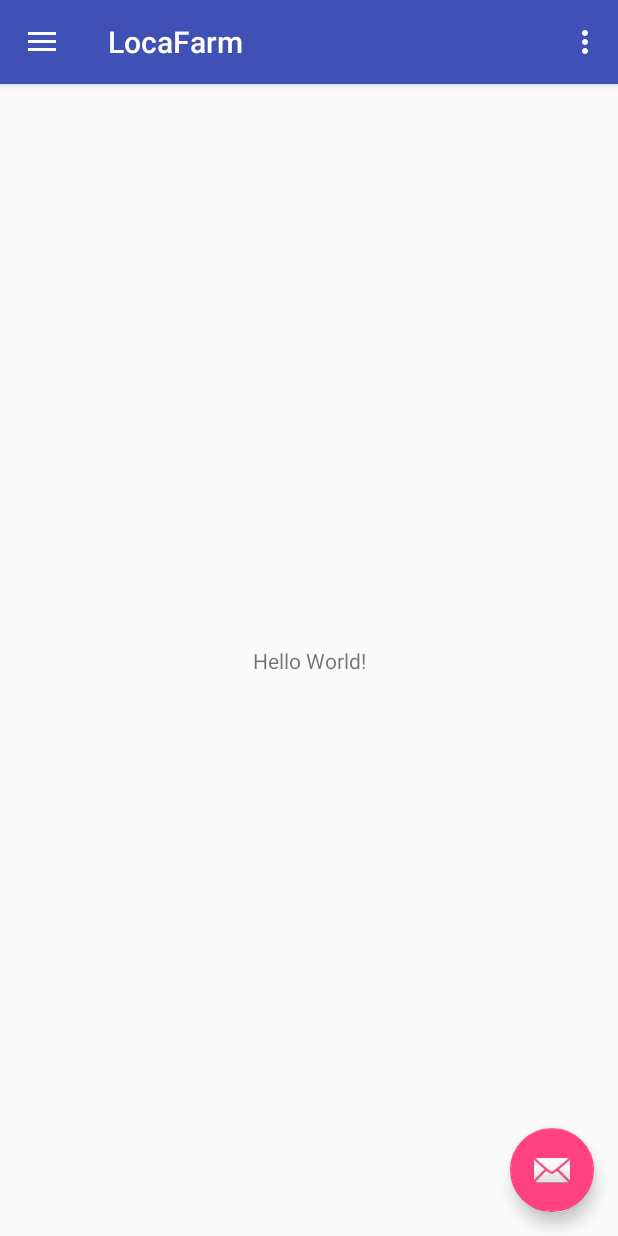
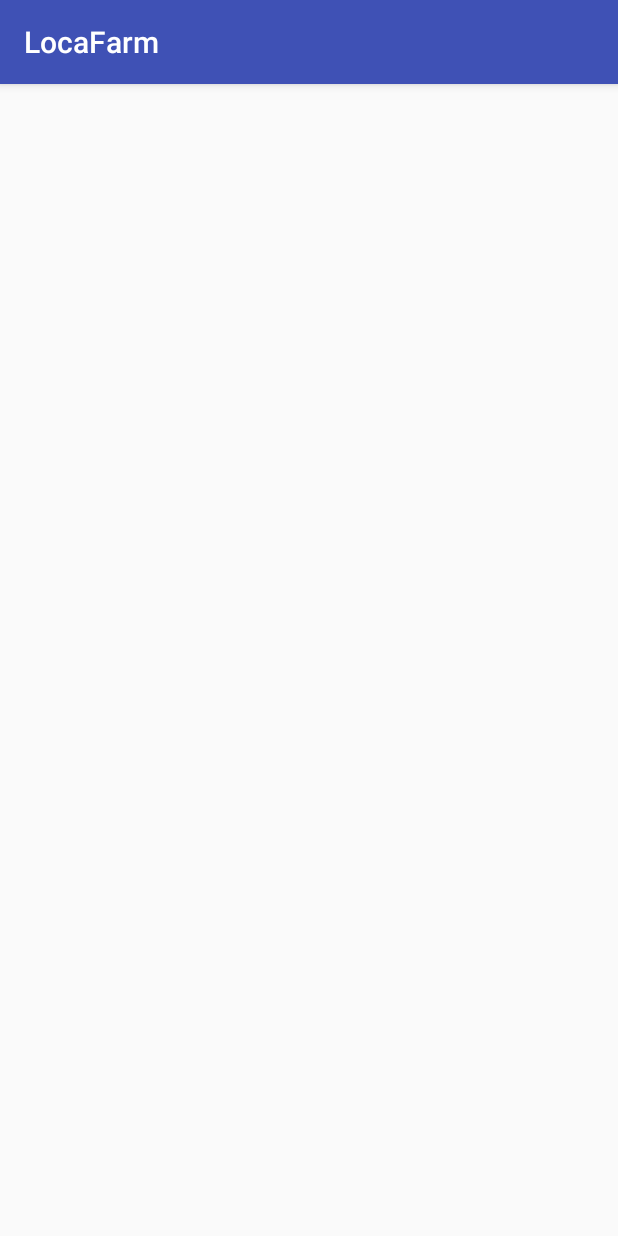
Before and after one commit to locavoreplatine/LocaFarm, an Android app: the screen it shows after launch (MainActivity), on a phone screen of 412 x 824 dp. Run offline under Robolectric (Android 15) with nearby library versions, the phone set to English and light mode, and no system bars.

```diff
--- a/app/src/main/java/locavoreplatine/locafarm/MainActivity.kt
+++ b/app/src/main/java/locavoreplatine/locafarm/MainActivity.kt
@@ -1,84 +1,16 @@
 package locavoreplatine.locafarm
 
 import android.os.Bundle
-import android.support.design.widget.Snackbar
-import android.support.design.widget.NavigationView
-import android.support.v4.view.GravityCompat
-import android.support.v7.app.ActionBarDrawerToggle
 import android.support.v7.app.AppCompatActivity
-import android.view.Menu
-import android.view.MenuItem
 import kotlinx.android.synthetic.main.activity_main.*
-import kotlinx.android.synthetic.main.activity_main_app_bar.*
 
-class MainActivity : AppCompatActivity(), NavigationView.OnNavigationItemSelectedListener {
+
+
+class MainActivity : AppCompatActivity() {
 
     override fun onCreate(savedInstanceState: Bundle?) {
         super.onCreate(savedInstanceState)
         setContentView(R.layout.activity_main)
         setSupportActionBar(toolbar)
-
-        //TODO : Replace with your own action
-        fab.setOnClickListener { view ->
-            Snackbar.make(view, "Replace with your own action", Snackbar.LENGTH_LONG)
-                    .setAction("Action", null).show()
-        }
-        val toggle = ActionBarDrawerToggle(
-                this, drawer_layout, toolbar, R.string.navigation_drawer_open, R.string.navigation_drawer_close)
-        drawer_layout.addDrawerListener(toggle)
-        toggle.syncState()
-
-        nav_view.setNavigationItemSelectedListener(this)
-    }
-
-    override fun onBackPressed() {
-        if (drawer_layout.isDrawerOpen(GravityCompat.START)) {
-            drawer_layout.closeDrawer(GravityCompat.START)
-        } else {
-            super.onBackPressed()
-        }
-    }
-
-    override fun onCreateOptionsMenu(menu: Menu): Boolean {
-        // Inflate the menu; this adds items to the action bar if it is present.
-        menuInflater.inflate(R.menu.main, menu)
-        return true
-    }
-
-    override fun onOptionsItemSelected(item: MenuItem): Boolean {
-        // Handle action bar item clicks here. The action bar will
-        // automatically handle clicks on the Home/Up button, so long
-        // as you specify a parent activity in AndroidManifest.xml.
-        when (item.itemId) {
-            R.id.action_settings -> return true
-            else -> return super.onOptionsItemSelected(item)
-        }
-    }
-
-    override fun onNavigationItemSelected(item: MenuItem): Boolean {
-        // Handle navigation view item clicks here.
-        when (item.itemId) {
-            R.id.nav_camera -> {
-                // Handle the camera action
-            }
-            R.id.nav_gallery -> {
-
-            }
-            R.id.nav_slideshow -> {
-
-            }
-            R.id.nav_manage -> {
-
-            }
-            R.id.nav_share -> {
-
-            }
-            R.id.nav_send -> {
-
-            }
-        }
-
-        drawer_layout.closeDrawer(GravityCompat.START)
-        return true
     }
 }
--- a/app/src/main/java/locavoreplatine/locafarm/model/UserModel.kt
+++ b/app/src/main/java/locavoreplatine/locafarm/model/UserModel.kt
@@ -3,7 +3,7 @@ package locavoreplatine.locafarm.model
 import android.arch.persistence.room.Entity
 import android.arch.persistence.room.PrimaryKey
 
-@Entity(tableName = "user")
+@Entity
 data class UserModel(
         var firstName : String,
         var lastName : String,
--- a/app/src/main/res/layout/activity_main.xml
+++ b/app/src/main/res/layout/activity_main.xml
@@ -1,25 +1,25 @@
 <?xml version="1.0" encoding="utf-8"?>
-<android.support.v4.widget.DrawerLayout xmlns:android="http://schemas.android.com/apk/res/android"
+<android.support.design.widget.CoordinatorLayout xmlns:android="http://schemas.android.com/apk/res/android"
     xmlns:app="http://schemas.android.com/apk/res-auto"
     xmlns:tools="http://schemas.android.com/tools"
-    android:id="@+id/drawer_layout"
     android:layout_width="match_parent"
     android:layout_height="match_parent"
-    android:fitsSystemWindows="true"
-    tools:openDrawer="start">
+    tools:context="locavoreplatine.locafarm.MainActivity">
 
-    <include
-        layout="@layout/activity_main_app_bar"
+    <android.support.design.widget.AppBarLayout
         android:layout_width="match_parent"
-        android:layout_height="match_parent" />
+        android:layout_height="wrap_content"
+        android:theme="@style/AppTheme.AppBarOverlay">
 
-    <android.support.design.widget.NavigationView
-        android:id="@+id/nav_view"
-        android:layout_width="wrap_content"
-        android:layout_height="match_parent"
-        android:layout_gravity="start"
-        android:fitsSystemWindows="true"
-        app:headerLayout="@layout/activity_main_navigation_view_header"
-        app:menu="@menu/activity_main_drawer" />
+        <android.support.v7.widget.Toolbar
+            android:id="@+id/toolbar"
+            android:layout_width="match_parent"
+            android:layout_height="?attr/actionBarSize"
+            android:background="?attr/colorPrimary"
+            app:popupTheme="@style/AppTheme.PopupOverlay" />
 
-</android.support.v4.widget.DrawerLayout>
+    </android.support.design.widget.AppBarLayout>
+
+    <include layout="@layout/activity_main_content" />
+
+</android.support.design.widget.CoordinatorLayout>
--- a/app/src/main/res/layout/activity_main_app_bar.xml
+++ /dev/null
@@ -1,33 +0,0 @@
-<?xml version="1.0" encoding="utf-8"?>
-<android.support.design.widget.CoordinatorLayout xmlns:android="http://schemas.android.com/apk/res/android"
-    xmlns:app="http://schemas.android.com/apk/res-auto"
-    xmlns:tools="http://schemas.android.com/tools"
-    android:layout_width="match_parent"
-    android:layout_height="match_parent"
-    tools:context="locavoreplatine.locafarm.MainActivity">
-
-    <android.support.design.widget.AppBarLayout
-        android:layout_width="match_parent"
-        android:layout_height="wrap_content"
-        android:theme="@style/AppTheme.AppBarOverlay">
-
-        <android.support.v7.widget.Toolbar
-            android:id="@+id/toolbar"
-            android:layout_width="match_parent"
-            android:layout_height="?attr/actionBarSize"
-            android:background="?attr/colorPrimary"
-            app:popupTheme="@style/AppTheme.PopupOverlay" />
-
-    </android.support.design.widget.AppBarLayout>
-
-    <include layout="@layout/activity_main_content" />
-
-    <android.support.design.widget.FloatingActionButton
-        android:id="@+id/fab"
-        android:layout_width="wrap_content"
-        android:layout_height="wrap_content"
-        android:layout_gravity="bottom|end"
-        android:layout_margin="@dimen/fab_margin"
-        app:srcCompat="@android:drawable/ic_dialog_email" />
-
-</android.support.design.widget.CoordinatorLayout>
--- a/app/src/main/res/layout/activity_main_content.xml
+++ b/app/src/main/res/layout/activity_main_content.xml
@@ -6,15 +6,6 @@
     android:layout_height="match_parent"
     app:layout_behavior="@string/appbar_scrolling_view_behavior"
     tools:context="locavoreplatine.locafarm.MainActivity"
-    tools:showIn="@layout/activity_main_app_bar">
-
-    <TextView
-        android:layout_width="wrap_content"
-        android:layout_height="wrap_content"
-        android:text="Hello World!"
-        app:layout_constraintBottom_toBottomOf="parent"
-        app:layout_constraintLeft_toLeftOf="parent"
-        app:layout_constraintRight_toRightOf="parent"
-        app:layout_constraintTop_toTopOf="parent" />
+    tools:showIn="@layout/activity_main">
 
 </android.support.constraint.ConstraintLayout>
--- a/app/src/main/res/values/strings.xml
+++ b/app/src/main/res/values/strings.xml
@@ -5,4 +5,5 @@
     <string name="navigation_drawer_close">Close navigation drawer</string>
 
     <string name="action_settings">Settings</string>
+    <string name="title_activity_main">MainActivity</string>
 </resources>
--- a/build.gradle
+++ b/build.gradle
@@ -1,13 +1,13 @@
 // Top-level build file where you can add configuration options common to all sub-projects/modules.
 
 buildscript {
-    ext.kotlin_version = '1.1.51'
+    ext.kotlin_version = '1.2.0'
     repositories {
         google()
         jcenter()
     }
     dependencies {
-        classpath 'com.android.tools.build:gradle:3.0.0'
+        classpath 'com.android.tools.build:gradle:3.0.1'
         classpath "org.jetbrains.kotlin:kotlin-gradle-plugin:$kotlin_version"
 
         // NOTE: Do not place your application dependencies here; they belong
```
Also changed, not shown: app/build.gradle (+7 -7 lines), app/src/main/java/locavoreplatine/locafarm/database/AppDatabase.kt (+7 -8 lines), app/src/main/java/locavoreplatine/locafarm/database/FarmDao.kt (added, +34 -0 lines), app/src/main/java/locavoreplatine/locafarm/database/UserDao.kt (+8 -6 lines), app/src/main/java/locavoreplatine/locafarm/model/FarmModel.kt (added, +19 -0 lines), app/src/main/java/locavoreplatine/locafarm/util/FragmentTransaction.kt (added, +18 -0 lines), app/src/main/java/locavoreplatine/locafarm/view/UserProfilFragment.kt (+5 -4 lines), app/src/main/java/locavoreplatine/locafarm/viewModel/UserProfilViewModel.kt (deleted, +0 -11 lines), app/src/main/java/locavoreplatine/locafarm/viewModel/UserProfileViewModel.kt (added, +15 -0 lines), app/src/main/res/layout/activity_main_navigation_view_header.xml (deleted, +0 -35 lines).
